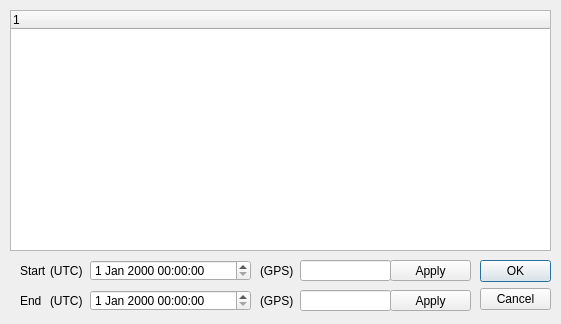
Before: the Qt Designer form ndselect/window.ui in stefco/ndselect, drawn with Qt 5.
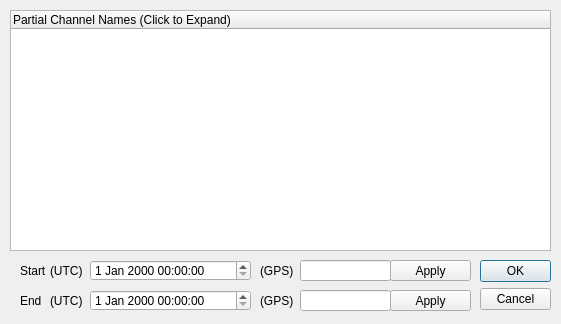
After: the same form once the commit is applied.

Commit message: get basic display of cached top-level channels

What changed in the file:
```diff
--- a/ndselect/window.ui
+++ b/ndselect/window.ui
@@ -158,7 +158,7 @@
    </property>
    <column>
     <property name="text">
-     <string notr="true">1</string>
+     <string notr="true">Partial Channel Names (Click to Expand)</string>
     </property>
    </column>
   </widget>
```
The commit also changes 4 other files.
